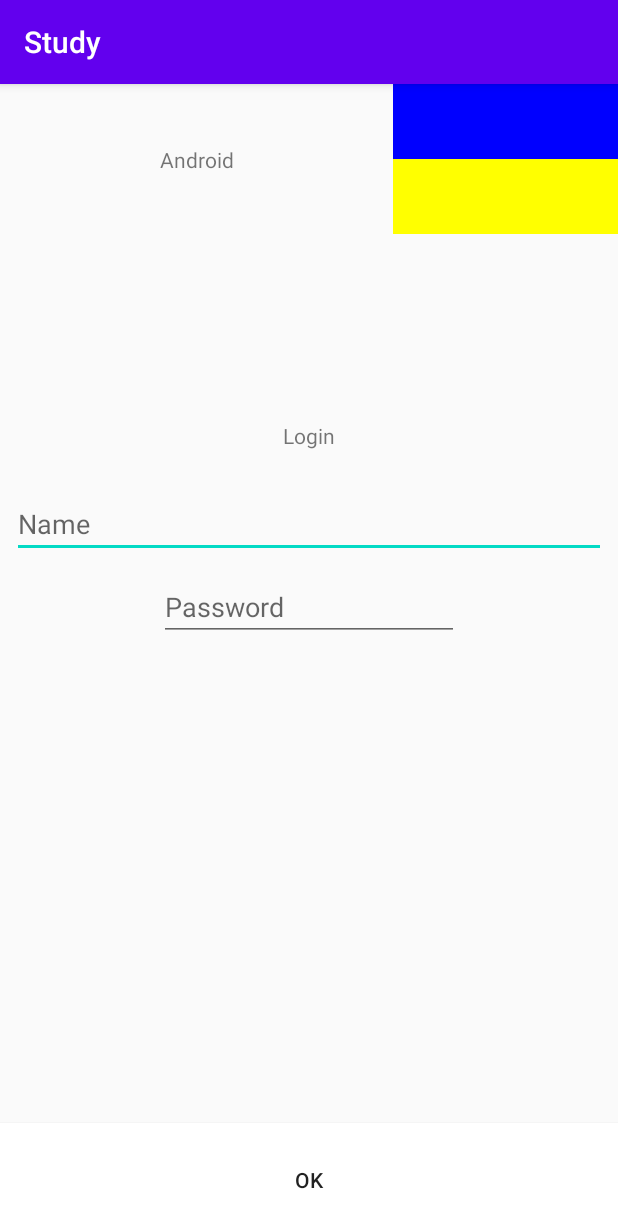
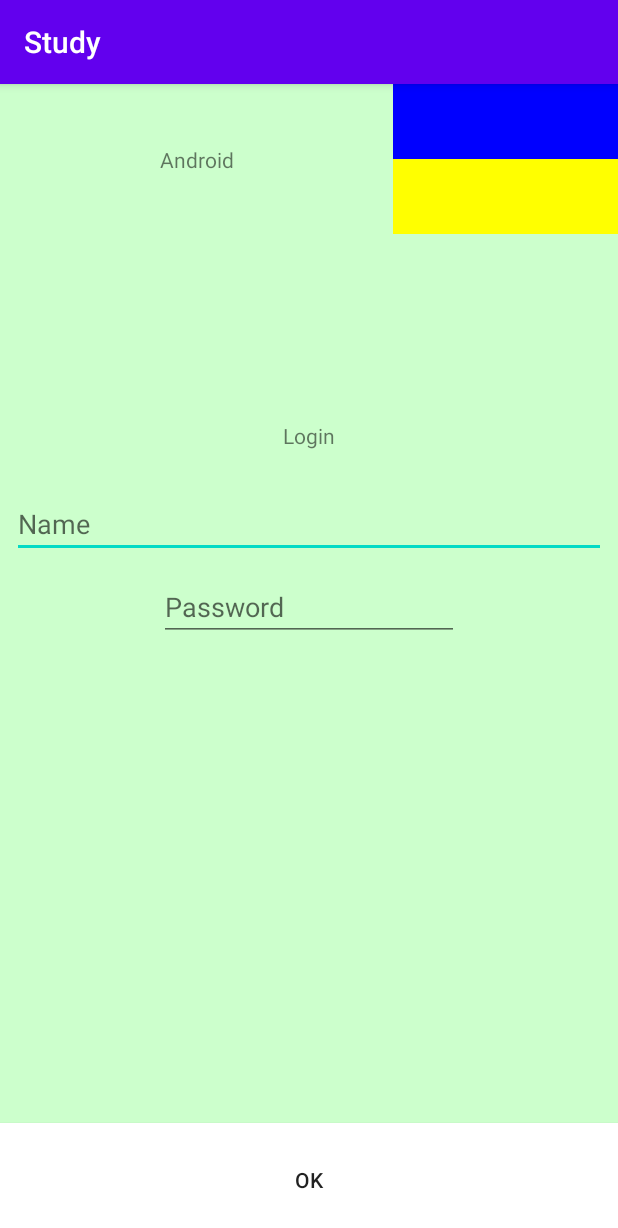
Before and after one commit to Greencat28/First_work_java, an Android app: the screen it shows after launch (MainActivity), on a phone screen of 412 x 824 dp. Shown: the top 1228 px of the screen. Run offline under Robolectric (Android 15) with nearby library versions, the phone set to English and light mode, and no system bars.

Commit message:
green background

```diff
--- a/app/src/main/res/layout/activity_main.xml
+++ b/app/src/main/res/layout/activity_main.xml
@@ -3,7 +3,8 @@
     xmlns:android="http://schemas.android.com/apk/res/android"
     xmlns:app="http://schemas.android.com/apk/res-auto"
     android:layout_width="match_parent"
-    android:layout_height="match_parent">
+    android:layout_height="match_parent"
+    android:background="#ccffcc">
 
     <android.support.constraint.ConstraintLayout
         android:layout_width="match_parent"
```
